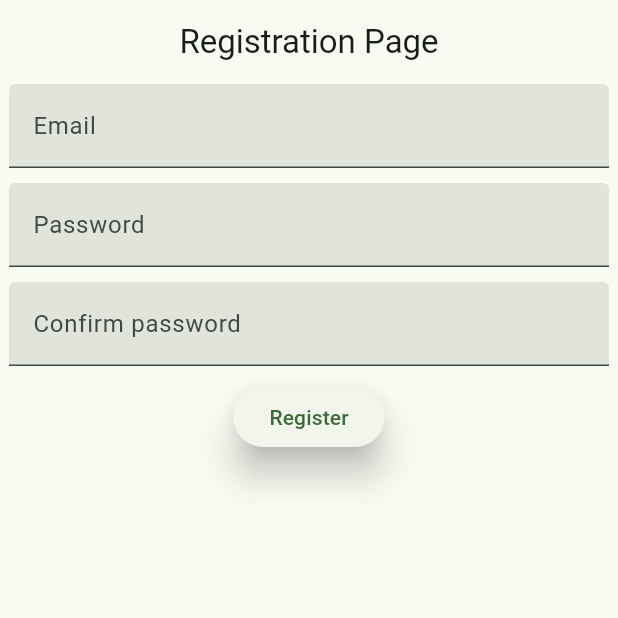
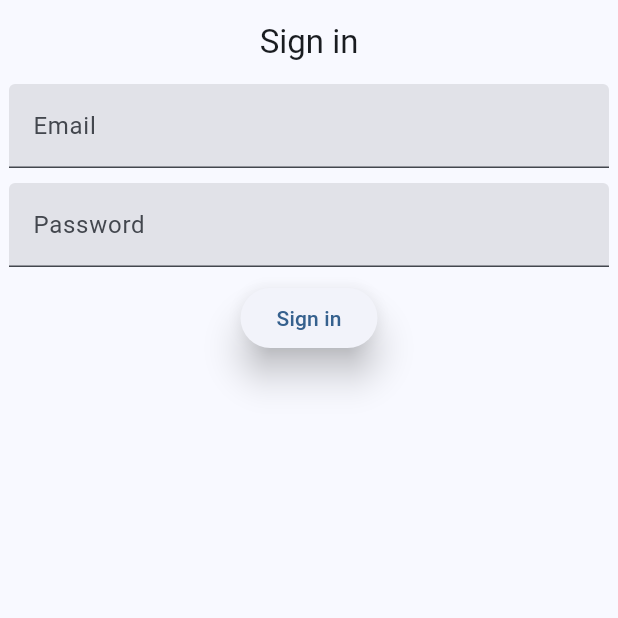
Before and after one commit to suasuasuasuasua/Notes, a Flutter app: the screen it shows after launch, on a phone screen of 412 x 824 dp, the top half of it. Run offline on Flutter 3.47's test engine with Material 2 defaults, Android fonts, the phone set to English and light mode, and no system bars; our stand-ins replace firebase_auth, firebase_core, form_field_validator; accounts and stored records are empty.

Commit message:
Created a login view Defined extension files on common functions Removed my authentication and using Firebase exception

```diff
--- a/lib/main.dart
+++ b/lib/main.dart
@@ -1,14 +1,14 @@
 /// https://console.firebase.google.com/u/0/
+import 'package:firebase_auth/firebase_auth.dart';
 import 'package:firebase_core/firebase_core.dart';
 import 'package:flutter/material.dart';
-import 'package:firebase_auth/firebase_auth.dart';
-import 'package:form_field_validator/form_field_validator.dart';
-import 'firebase_options.dart';
+import 'package:notes_app/views/login_view.dart';
+import 'package:notes_app/firebase/firebase_options.dart';
+import 'package:notes_app/util/widget_builder.dart';
+import 'package:notes_app/util/extensions.dart';
 
 void main() {
   WidgetsFlutterBinding.ensureInitialized();
-  // Move material app from MyApp template to here to avoid unnecessary cost of
-  // rebuliding on each hot reload
   runApp(buildApp());
 }
 
@@ -16,27 +16,29 @@ Widget buildApp() {
   return MaterialApp(
     title: 'Notes',
     theme: ThemeData(
-      colorScheme: ColorScheme.fromSeed(seedColor: Colors.green),
+      colorScheme: ColorScheme.fromSeed(seedColor: Colors.blue),
       useMaterial3: true,
     ),
     debugShowCheckedModeBanner: false,
-    home: const HomePage(),
+    home: const LoginView(),
   );
 }
 
-class HomePage extends StatefulWidget {
-  const HomePage({super.key});
+class RegisterView extends StatefulWidget {
+  const RegisterView({super.key});
 
   @override
-  State<HomePage> createState() => _HomePageState();
+  State<RegisterView> createState() => _RegisterViewState();
 }
 
-class _HomePageState extends State<HomePage> {
-  // Define controllers for the text fields to access data stored in these fields
+class _RegisterViewState extends State<RegisterView> {
+  // Define controllers for the text fields to access data stored in these
+  // fields
   late final TextEditingController _emailController,
       _passwordController,
       _confirmPasswordController;
 
+  // Define the key for the textfield forms so that we can validate the input
   final _formKey = GlobalKey<FormState>();
 
   // Called by Flutter automatically when the home page is created
@@ -48,75 +50,10 @@ class _HomePageState extends State<HomePage> {
     super.initState();
   }
 
-  // TODO: Weird bug where you can't register one user, then register another
-  // FirebaseAuth.instance.signOut();
-  //  If you signout, then you can create many users in the same session
-  void authenticateUser() async {
-    // Create an account for the user and store the
-    // information in Firebase
-    var response = await FirebaseAuth.instance.createUserWithEmailAndPassword(
-        email: _emailController.text, password: _passwordController.text);
-
-    // Check that the current context is in the widget
-    // tree to act on it. We need this guard after the
-    // async gap
-    if (context.mounted) {
-      ScaffoldMessenger.of(context).showSnackBar(
-        const SnackBar(
-          content: Center(
-            child: Text(
-              "Successfuly authenticated!",
-              textAlign: TextAlign.center,
-            ),
-          ),
-        ),
-      );
-    }
-  }
-
-  Widget textFormBuilder(
-      BuildContext context,
-      String label,
-      TextEditingController controller,
-      String key,
-      String? Function(String?) validator,
-      {bool hidden = false}) {
-    return Column(
-      children: [
-        Center(
-          child: ConstrainedBox(
-            constraints: const BoxConstraints(maxWidth: 400),
-            child: TextFormField(
-              decoration: InputDecoration(
-                floatingLabelStyle: const TextStyle(fontSize: 11),
-                labelText: label,
-                filled: true,
-              ),
-              controller: controller,
-              key: Key(key),
-              validator: validator,
-              onFieldSubmitted: (value) {
-                if (_formKey.currentState!.validate()) {
-                  _formKey.currentState?.save();
-                  authenticateUser();
-                }
-              },
-              keyboardType: TextInputType.emailAddress,
-              enableSuggestions: false,
-              autocorrect: false,
-              obscureText: hidden,
-            ),
-          ),
-        ),
-        const SizedBox(height: 10)
-      ],
-    );
-  }
-
   // Whenever the home page dies or goes out of memory, Flutter will
-  // automatically call dispose to take care of 'loose ends'
-  // Since we have created TextEditingControllers, we are also repsonsible for
-  // diposing of them when we are finished using them
+  // automatically call dispose to take care of 'loose ends' Since we have
+  // created TextEditingControllers, we are also repsonsible for diposing of
+  // them when we are finished using them
   @override
   void dispose() {
     _emailController.dispose();
@@ -125,17 +62,45 @@ class _HomePageState extends State<HomePage> {
     super.dispose();
   }
 
+  /// Register the user with the given credentials
+  void registerUser() async {
+    // Create an account for the user and store the information in Firebase
+    try {
+      final userCredential = await FirebaseAuth.instance
+          .createUserWithEmailAndPassword(
+              email: _emailController.text, password: _passwordController.text);
+
+      // Check that the current context is in the widget tree to act on it. We
+      // need this guard after the async gap
+      if (context.mounted) {
+        ScaffoldMessenger.of(context).showSnackBar(
+          const SnackBar(
+            content: Center(
+              child: Text(
+                "Successfuly registered!",
+                textAlign: TextAlign.center,
+              ),
+            ),
+          ),
+        );
+      }
+    } on FirebaseAuthException catch (e) {
+      final errorMessage = e.toErrorMessage();
+    }
+  }
+
   @override
   Widget build(BuildContext context) {
     // Scaffolds are generic containers that are more presentable because they
     // automatically include a titlebar, floating buttons, main text, etc.
     return Scaffold(
       appBar: AppBar(
-        title: const Text('Registration Page'),
+        title: const Text('Registration'),
         centerTitle: true,
       ),
-      // A future builder waits until the defined function that returns a result
-      // in the future has completed before building the widget for display
+      // A future builder waits until the defined function that returns a
+      // result in the future has completed before building the widget for
+      // display
       body: FutureBuilder(
         future: Firebase.initializeApp(
             options: DefaultFirebaseOptions.currentPlatform),
@@ -148,52 +113,34 @@ class _HomePageState extends State<HomePage> {
           return Form(
             key: _formKey,
             child: switch (snapshot.connectionState) {
-              // We only return the sign-in widget view if the future is finished
+              // We only return the sign-in widget view if the future is
+              // finished
               ConnectionState.done => Column(
                   children: [
                     /// Email Field
                     textFormBuilder(
-                      context,
-                      'Email',
-                      _emailController,
-                      'emailTextfield',
-                      MultiValidator([
-                        RequiredValidator(errorText: 'Email required'),
-                        EmailValidator(errorText: 'Please enter a valid email')
-                      ]),
+                      context: context,
+                      formKey: _formKey,
+                      label: 'Email',
+                      controller: _emailController,
+                      key: 'emailTextfield',
                     ),
                     textFormBuilder(
-                      context,
-                      'Password',
-                      _passwordController,
-                      'passwordTextfield',
-                      MultiValidator([
-                        RequiredValidator(errorText: 'Password required'),
-                        MinLengthValidator(6,
-                            errorText:
-                                'Password must contain at least six characters'),
-                        PatternValidator(r'(?=.*?[#?!@$%^&*-])',
-                            errorText:
-                                'Password must have at least one special character')
-                      ]),
+                      context: context,
+                      formKey: _formKey,
+                      label: 'Password',
+                      controller: _passwordController,
+                      key: 'passwordTextfield',
                       hidden: true,
                     ),
 
                     /// Confirm Password Field
                     textFormBuilder(
-                      context,
-                      'Confirm password',
-                      _confirmPasswordController,
-                      'confirmTextfield',
-                      (password) {
-                        return (password!.isEmpty)
-                            ? 'Confirm your password'
-                            : MatchValidator(
-                                    errorText:
-                                        "Those passwords didn't match. Try again.")
-                                .validateMatch(
-                                    password, _passwordController.text);
-                      },
+                      context: context,
+                      formKey: _formKey,
+                      label: 'Confirm password',
+                      controller: _confirmPasswordController,
+                      key: 'confirmTextfield',
                       hidden: true,
                     ),
                     ElevatedButton(
@@ -211,7 +158,7 @@ class _HomePageState extends State<HomePage> {
                           // Validate the form fields. If any of the fields fail,
                           // stop
                           if (_formKey.currentState!.validate()) {
-                            authenticateUser();
+                            registerUser();
                           }
                         },
                         key: const Key('registerButton'),
--- /dev/null
+++ b/lib/util/widget_builder.dart
@@ -0,0 +1,38 @@
+import 'package:flutter/material.dart';
+
+Widget textFormBuilder(
+    {required BuildContext context,
+    required GlobalKey<FormState> formKey,
+    required String label,
+    required TextEditingController controller,
+    required String key,
+    bool hidden = false}) {
+  return Column(
+    children: [
+      Center(
+        child: ConstrainedBox(
+          constraints: const BoxConstraints(maxWidth: 400),
+          child: TextFormField(
+            decoration: InputDecoration(
+              floatingLabelStyle: const TextStyle(fontSize: 11),
+              labelText: label,
+              filled: true,
+            ),
+            controller: controller,
+            key: Key(key),
+            onFieldSubmitted: (value) {
+              if (formKey.currentState!.validate()) {
+                formKey.currentState?.save();
+              }
+            },
+            keyboardType: TextInputType.emailAddress,
+            enableSuggestions: false,
+            autocorrect: false,
+            obscureText: hidden,
+          ),
+        ),
+      ),
+      const SizedBox(height: 10)
+    ],
+  );
+}
--- /dev/null
+++ b/lib/views/login_view.dart
@@ -0,0 +1,110 @@
+import 'package:firebase_core/firebase_core.dart';
+import 'package:firebase_auth/firebase_auth.dart';
+import 'package:flutter/material.dart';
+import 'package:form_field_validator/form_field_validator.dart';
+import 'package:notes_app/firebase/firebase_options.dart';
+import 'package:notes_app/util/extensions.dart';
+import 'package:notes_app/util/widget_builder.dart';
+
+class LoginView extends StatefulWidget {
+  const LoginView({Key? key}) : super(key: key);
+
+  @override
+  State<LoginView> createState() => _LoginViewState();
+}
+
+class _LoginViewState extends State<LoginView> {
+  late final TextEditingController _emailController, _passwordController;
+  final _formKey = GlobalKey<FormState>();
+
+  @override
+  void initState() {
+    _emailController = TextEditingController();
+    _passwordController = TextEditingController();
+    super.initState();
+  }
+
+  @override
+  void dispose() {
+    _emailController.dispose();
+    _passwordController.dispose();
+    super.dispose();
+  }
+
+  void authenticateUser() async {
+    try {
+      final userCredential = await FirebaseAuth.instance
+          .signInWithEmailAndPassword(
+              email: _emailController.text, password: _passwordController.text);
+
+      if (context.mounted) {
+        ScaffoldMessenger.of(context).showSnackBar(
+          const SnackBar(
+            content: Center(
+              child: Text(
+                "Successfuly signed in!",
+                textAlign: TextAlign.center,
+              ),
+            ),
+          ),
+        );
+      }
+    } on FirebaseAuthException catch (e) {
+      final errorMessage = e.toErrorMessage();
+    }
+  }
+
+  @override
+  Widget build(BuildContext context) {
+    return Scaffold(
+      appBar: AppBar(
+        title: const Text('Sign in'),
+        centerTitle: true,
+      ),
+      body: FutureBuilder(
+        future: Firebase.initializeApp(
+            options: DefaultFirebaseOptions.currentPlatform),
+        builder: (context, snapshot) {
+          return Form(
+            key: _formKey,
+            child: switch (snapshot.connectionState) {
+              ConnectionState.done => Column(
+                  children: [
+                    textFormBuilder(
+                      context: context,
+                      formKey: _formKey,
+                      label: 'Email',
+                      controller: _emailController,
+                      key: 'emailTextfield',
+                    ),
+                    textFormBuilder(
+                      context: context,
+                      formKey: _formKey,
+                      label: 'Password',
+                      controller: _passwordController,
+                      key: 'passwordTextfield',
+                      hidden: true,
+                    ),
+                    ElevatedButton(
+                        style: ElevatedButton.styleFrom(
+                          elevation: 10,
+                        ),
+                        onPressed: () async {
+                          if (_formKey.currentState!.validate()) {
+                            authenticateUser();
+                          }
+                        },
+                        key: const Key('signinButton'),
+                        child: const Text('Sign in')),
+                  ],
+                ),
+              _ => const Center(
+                  child: CircularProgressIndicator(),
+                ),
+            },
+          );
+        },
+      ),
+    );
+  }
+}
```
Also changed, not shown: lib/util/extensions.dart (added, +14 -0 lines), lib/firebase/firebase_options.dart (renamed from lib/firebase_options.dart), 1 other file.
